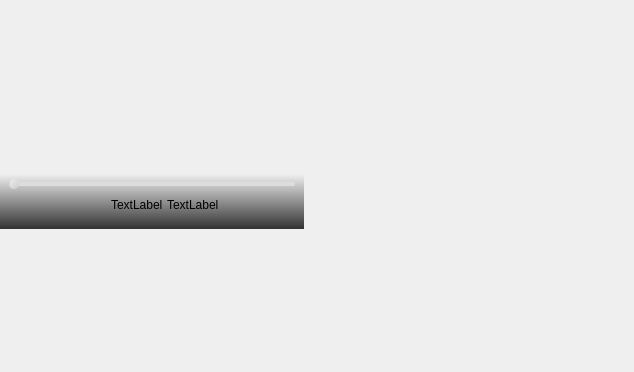
R0w0m/SeeSerial, file ui/Player_.ui: the form before one commit.
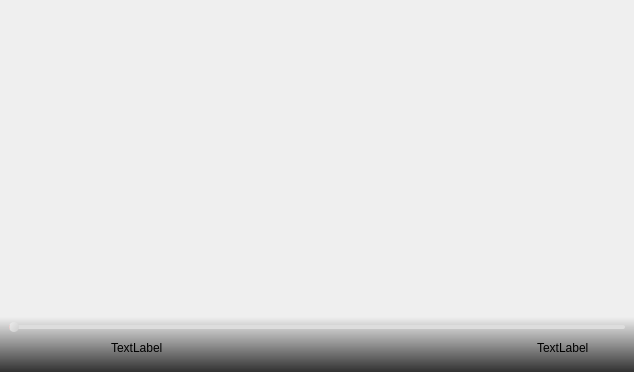
The form after the commit. Icons and pictures are not drawn.

```diff
--- a/ui/Player_.ui
+++ b/ui/Player_.ui
@@ -14,15 +14,45 @@
    <string>VideoPlayer</string>
   </property>
   <widget class="QWidget" name="centralwidget">
+   <layout class="QVBoxLayout" name="verticalLayout_3">
+    <property name="spacing">
+     <number>0</number>
+    </property>
+    <property name="leftMargin">
+     <number>0</number>
+    </property>
+    <property name="topMargin">
+     <number>0</number>
+    </property>
+    <property name="rightMargin">
+     <number>0</number>
+    </property>
+    <property name="bottomMargin">
+     <number>0</number>
+    </property>
+    <item>
+     <widget class="QWidget" name="widget" native="true">
+      <layout class="QVBoxLayout" name="verticalLayout_2">
+       <property name="spacing">
+        <number>0</number>
+       </property>
+       <property name="leftMargin">
+        <number>0</number>
+       </property>
+       <property name="topMargin">
+        <number>0</number>
+       </property>
+       <property name="rightMargin">
+        <number>0</number>
+       </property>
+       <property name="bottomMargin">
+        <number>0</number>
+       </property>
+      </layout>
+     </widget>
+    </item>
+    <item>
    <widget class="QWidget" name="controlWidget" native="true">
-    <property name="geometry">
-     <rect>
-      <x>0</x>
-      <y>174</y>
-      <width>304</width>
-      <height>55</height>
-     </rect>
-    </property>
     <property name="maximumSize">
      <size>
       <width>16777215</width>
@@ -190,16 +220,6 @@
          </property>
         </widget>
        </item>
-       <item>
-        <widget class="QLabel" name="durLabel">
-         <property name="styleSheet">
-          <string notr="true">background: rgba(255, 255, 255, 0)</string>
-         </property>
-         <property name="text">
-          <string>TextLabel</string>
-         </property>
-        </widget>
-       </item>
        <item>
         <spacer name="horizontalSpacer">
          <property name="orientation">
@@ -213,6 +233,16 @@
          </property>
         </spacer>
        </item>
+         <item>
+          <widget class="QLabel" name="durLabel">
+           <property name="styleSheet">
+            <string notr="true">background: rgba(255, 255, 255, 0)</string>
+           </property>
+           <property name="text">
+            <string>TextLabel</string>
+           </property>
+          </widget>
+         </item>
        <item>
         <widget class="QPushButton" name="fullScreenBut">
          <property name="styleSheet">
@@ -233,33 +263,8 @@
      </item>
     </layout>
    </widget>
-   <widget class="QWidget" name="widget" native="true">
-    <property name="geometry">
-     <rect>
-      <x>0</x>
-      <y>0</y>
-      <width>321</width>
-      <height>201</height>
-     </rect>
-    </property>
-    <layout class="QVBoxLayout" name="verticalLayout_2">
-     <property name="spacing">
-      <number>0</number>
-     </property>
-     <property name="leftMargin">
-      <number>0</number>
-     </property>
-     <property name="topMargin">
-      <number>0</number>
-     </property>
-     <property name="rightMargin">
-      <number>0</number>
-     </property>
-     <property name="bottomMargin">
-      <number>0</number>
-     </property>
-    </layout>
-   </widget>
+    </item>
+   </layout>
    <zorder>widget</zorder>
    <zorder>controlWidget</zorder>
   </widget>
```
Lines whose indentation alone changed are shown as unchanged.
